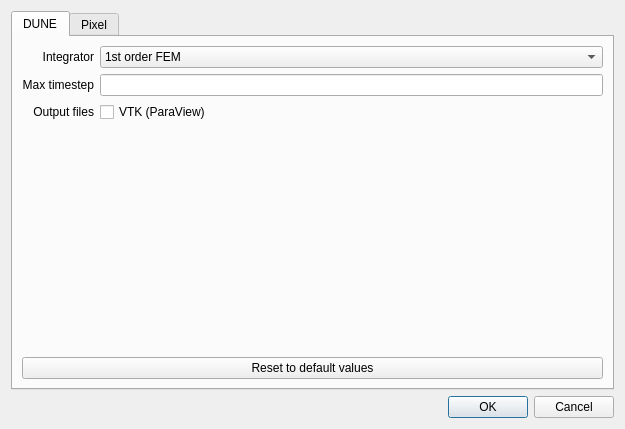
This is src/gui/dialogs/dialogsimulationoptions.ui in spatial-model-editor/spatial-model-editor as Qt 5 draws it before an edit. The edited form follows.
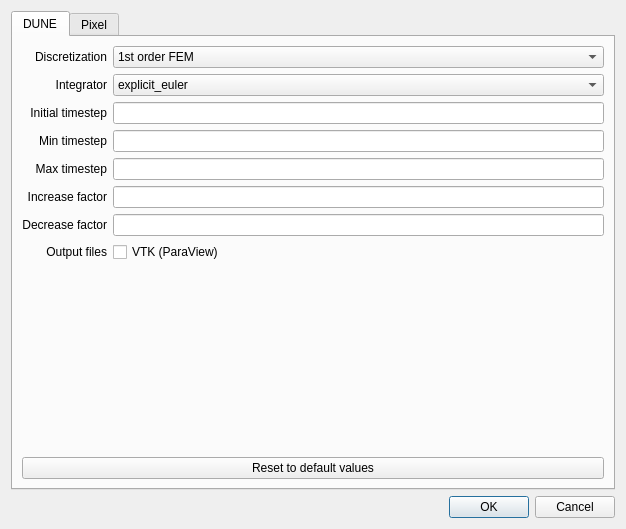
This is the edited form.

Commit message: update dune-copasi   - add support for automatic timestepping   - export models with multiple independent compartments as multiple dune ini files   - Dune simulation options can be modified by user in GUI:     - integrator     - initial/min/max timesteps     - inc/dec factors     - output VTK files   - resolves #196

Diff of the .ui file:
```diff
--- a/src/gui/dialogs/dialogsimulationoptions.ui
+++ b/src/gui/dialogs/dialogsimulationoptions.ui
@@ -6,8 +6,8 @@
    <rect>
     <x>0</x>
     <y>0</y>
-    <width>625</width>
-    <height>429</height>
+    <width>626</width>
+    <height>529</height>
    </rect>
   </property>
   <property name="sizePolicy">
@@ -38,15 +38,69 @@
       <layout class="QHBoxLayout" name="horizontalLayout">
        <item>
         <layout class="QGridLayout" name="gridLayout_2">
+         <item row="5" column="1">
+          <widget class="QLineEdit" name="txtDuneIncrease">
+           <property name="toolTip">
+            <string>The factor by which the timestep is increased after a successful integration step</string>
+           </property>
+          </widget>
+         </item>
+         <item row="3" column="1">
+          <widget class="QLineEdit" name="txtDuneMinDt">
+           <property name="toolTip">
+            <string>The minimum allowed timestep</string>
+           </property>
+          </widget>
+         </item>
          <item row="1" column="1">
-          <widget class="QLineEdit" name="txtDuneDt">
-           <property name="statusTip">
-            <string/>
-           </property>
-          </widget>
-         </item>
-         <item row="0" column="1">
           <widget class="QComboBox" name="cmbDuneIntegrator">
+           <property name="toolTip">
+            <string>The Runge Kutta integrator to use</string>
+           </property>
+           <item>
+            <property name="text">
+             <string>explicit_euler</string>
+            </property>
+           </item>
+           <item>
+            <property name="text">
+             <string>implicit_euler</string>
+            </property>
+           </item>
+           <item>
+            <property name="text">
+             <string>heun</string>
+            </property>
+           </item>
+           <item>
+            <property name="text">
+             <string>fractional_step_theta</string>
+            </property>
+           </item>
+           <item>
+            <property name="text">
+             <string>alexander_2</string>
+            </property>
+           </item>
+           <item>
+            <property name="text">
+             <string>shu_3</string>
+            </property>
+           </item>
+           <item>
+            <property name="text">
+             <string>alexander_3</string>
+            </property>
+           </item>
+           <item>
+            <property name="text">
+             <string>runge_kutta_4</string>
+            </property>
+           </item>
+          </widget>
+         </item>
+         <item row="0" column="1">
+          <widget class="QComboBox" name="cmbDuneDiscretization">
            <item>
             <property name="text">
              <string>1st order FEM</string>
@@ -54,7 +108,17 @@
            </item>
           </widget>
          </item>
-         <item row="0" column="0">
+         <item row="3" column="0">
+          <widget class="QLabel" name="lblDuneMinDt">
+           <property name="text">
+            <string>Min timestep</string>
+           </property>
+           <property name="alignment">
+            <set>Qt::AlignRight|Qt::AlignTrailing|Qt::AlignVCenter</set>
+           </property>
+          </widget>
+         </item>
+         <item row="1" column="0">
           <widget class="QLabel" name="lblDuneIntegrator">
            <property name="text">
             <string>Integrator</string>
@@ -64,8 +128,8 @@
            </property>
           </widget>
          </item>
-         <item row="1" column="0">
-          <widget class="QLabel" name="lblDuneDt">
+         <item row="4" column="0">
+          <widget class="QLabel" name="lblDuneMaxDt">
            <property name="text">
             <string>Max timestep</string>
            </property>
@@ -74,37 +138,14 @@
            </property>
           </widget>
          </item>
-         <item row="3" column="0" colspan="2">
-          <spacer name="verticalSpacer_2">
-           <property name="orientation">
-            <enum>Qt::Vertical</enum>
-           </property>
-           <property name="sizeHint" stdset="0">
-            <size>
-             <width>20</width>
-             <height>40</height>
-            </size>
-           </property>
-          </spacer>
-         </item>
-         <item row="4" column="0" colspan="2">
+         <item row="9" column="0" colspan="2">
           <widget class="QPushButton" name="btnDuneReset">
            <property name="text">
             <string>Reset to default values</string>
            </property>
           </widget>
          </item>
-         <item row="2" column="0">
-          <widget class="QLabel" name="lblOutputFiles">
-           <property name="text">
-            <string>Output files</string>
-           </property>
-           <property name="alignment">
-            <set>Qt::AlignRight|Qt::AlignTrailing|Qt::AlignVCenter</set>
-           </property>
-          </widget>
-         </item>
-         <item row="2" column="1">
+         <item row="7" column="1">
           <widget class="QCheckBox" name="chkDuneVTK">
            <property name="toolTip">
             <string>Output the simulation results in VTK files, which can be viewed using ParaView</string>
@@ -114,6 +155,90 @@
            </property>
           </widget>
          </item>
+         <item row="8" column="0" colspan="2">
+          <spacer name="verticalSpacer_2">
+           <property name="orientation">
+            <enum>Qt::Vertical</enum>
+           </property>
+           <property name="sizeHint" stdset="0">
+            <size>
+             <width>20</width>
+             <height>40</height>
+            </size>
+           </property>
+          </spacer>
+         </item>
+         <item row="6" column="0">
+          <widget class="QLabel" name="lblDuneDecrease">
+           <property name="text">
+            <string>Decrease factor</string>
+           </property>
+           <property name="alignment">
+            <set>Qt::AlignRight|Qt::AlignTrailing|Qt::AlignVCenter</set>
+           </property>
+          </widget>
+         </item>
+         <item row="6" column="1">
+          <widget class="QLineEdit" name="txtDuneDecrease">
+           <property name="toolTip">
+            <string>The factor by which the timestep is decreased after an unsuccessful integration step</string>
+           </property>
+          </widget>
+         </item>
+         <item row="5" column="0">
+          <widget class="QLabel" name="lblDuneIncrease">
+           <property name="text">
+            <string>Increase factor</string>
+           </property>
+           <property name="alignment">
+            <set>Qt::AlignRight|Qt::AlignTrailing|Qt::AlignVCenter</set>
+           </property>
+          </widget>
+         </item>
+         <item row="0" column="0">
+          <widget class="QLabel" name="lblDuneDiscretization">
+           <property name="text">
+            <string>Discretization</string>
+           </property>
+           <property name="alignment">
+            <set>Qt::AlignRight|Qt::AlignTrailing|Qt::AlignVCenter</set>
+           </property>
+          </widget>
+         </item>
+         <item row="4" column="1">
+          <widget class="QLineEdit" name="txtDuneMaxDt">
+           <property name="toolTip">
+            <string>The maximum allowed timestep</string>
+           </property>
+          </widget>
+         </item>
+         <item row="7" column="0">
+          <widget class="QLabel" name="lblOutputFiles">
+           <property name="text">
+            <string>Output files</string>
+           </property>
+           <property name="alignment">
+            <set>Qt::AlignRight|Qt::AlignTrailing|Qt::AlignVCenter</set>
+           </property>
+          </widget>
+         </item>
+         <item row="2" column="0">
+          <widget class="QLabel" name="lblDuneDt">
+           <property name="text">
+            <string>Initial timestep</string>
+           </property>
+           <property name="alignment">
+            <set>Qt::AlignRight|Qt::AlignTrailing|Qt::AlignVCenter</set>
+           </property>
+          </widget>
+         </item>
+         <item row="2" column="1">
+          <widget class="QLineEdit" name="txtDuneDt">
+           <property name="toolTip">
+            <string>The initial timestep to use at the start of the simulation</string>
+           </property>
+          </widget>
+         </item>
         </layout>
        </item>
       </layout>
```
Left out of the diff: 17 changed lines with no effect on the pictures. The commit also changes 25 other files.
